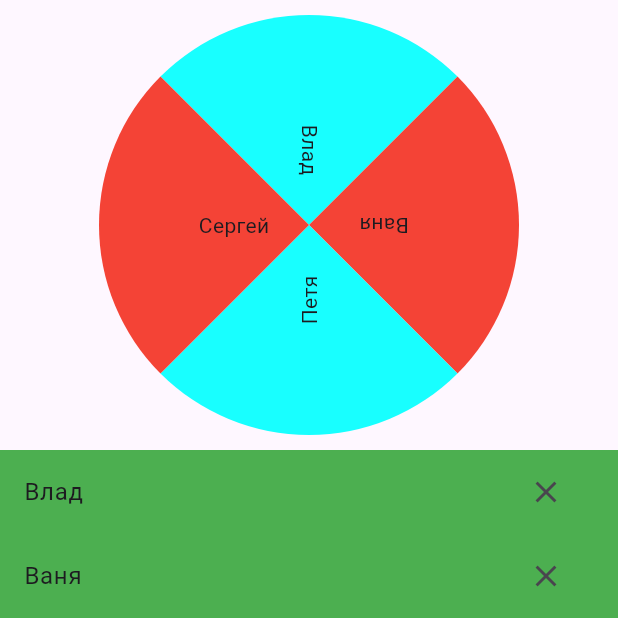
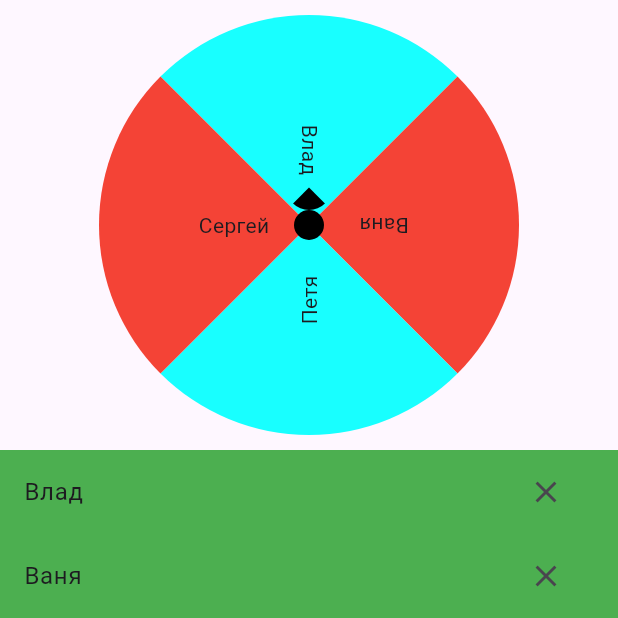
Before and after one commit to MrDalik/Flutter_DZ, a Flutter app: the screen it shows after launch, after a tap on the "refresh" icon, on a phone screen of 412 x 824 dp, the top half of it. Run offline on Flutter 3.47's test engine with Material 3 defaults, Android fonts, the light colour scheme and no system bars.

Commit message:
Вращение работает но нет анимации

```diff
--- a/wheel_of_fortune/lib/pages/random_item_page.dart
+++ b/wheel_of_fortune/lib/pages/random_item_page.dart
@@ -22,8 +22,9 @@ class _RandomItemPageState extends State<RandomItemPage> {
   static const c1 = Color(0xFFFFFF00);
   static const c2 = Color(0xFFD000FF);
   var color = c1;
-  double turns=0;
-  int early_random=0;
+  double turns = 0;
+  int early_random = 0;
+  bool seconds_flag= false;
 
   @override
   void initState() {
@@ -40,11 +41,12 @@ class _RandomItemPageState extends State<RandomItemPage> {
   void _addItem(BuildContext context) {
     showDialog(
         context: context,
-        builder: (context) =>
-            DialogItem(
+        builder: (context) => DialogItem(
               text: '',
               onPressed: (String text) {
                 setState(() {
+                  turns = 0;
+                  early_random = 0;
                   names.add(text);
                 });
               },
@@ -54,17 +56,22 @@ class _RandomItemPageState extends State<RandomItemPage> {
   void _delItem(int index) {
     setState(() {
       names.removeAt(index);
+      turns = 0;
+      early_random = 0;
     });
   }
 
   void _random() {
     setState(() {
+      seconds_flag = false;
       int interrand = Random().nextInt(names.length);
       if (!setnumbersdrawn.contains(interrand)) {
         randomindex = interrand;
         setnumbersdrawn.add(randomindex!);
-        turns += -((1/names.length)*(randomindex!-early_random));
-        early_random=randomindex!;
+        turns += -((1 / names.length) * (randomindex! - early_random) +
+            Random().nextInt(3) +
+            1);
+        early_random = randomindex!;
       } else {
         _random();
       }
@@ -72,10 +79,10 @@ class _RandomItemPageState extends State<RandomItemPage> {
   }
 
   void _changeItem(text, index) {
+    seconds_flag = false;
     showDialog(
         context: context,
-        builder: (context) =>
-            DialogItem(
+        builder: (context) => DialogItem(
               text: names[index],
               onPressed: (String text) {
                 setState(() {
@@ -88,8 +95,9 @@ class _RandomItemPageState extends State<RandomItemPage> {
   void _restart() {
     setState(() {
       setnumbersdrawn.clear();
-      turns=0;
-      early_random=0;
+      seconds_flag= true;
+      turns = 0;
+      early_random = 0;
     });
   }
 
@@ -97,10 +105,34 @@ class _RandomItemPageState extends State<RandomItemPage> {
   Widget build(BuildContext context) {
     return Scaffold(
       body: Column(children: [
-          AnimatedRotation(
-          turns: turns,
-          duration: const Duration(seconds: 1),
-          child: Circle(names: names,),),
+        Stack(
+          alignment: Alignment.center,
+          children: [
+            AnimatedRotation(
+              turns: turns,
+              curve: Curves.easeInOutCirc,
+              duration: Duration(seconds:seconds_flag?0:7),
+              child: Circle(
+                names: names,
+              ),
+            ),
+            CustomPaint(
+                painter: SectorPainter(
+                    color: Colors.black, radius: 10, angle: 2 * pi)),
+            Column(
+              mainAxisSize: MainAxisSize.min,
+              children: [
+                Transform.rotate(
+                  angle: pi,
+                  child: CustomPaint(
+                      painter: SectorPainter(
+                          color: Colors.black, radius: 15, angle: pi / 2)),
+                ),
+                const SizedBox(height: 50,),
+              ],
+            )
+          ],
+        ),
         Expanded(
           child: ListView.builder(
               itemBuilder: (BuildContext context, int index) {
@@ -109,8 +141,8 @@ class _RandomItemPageState extends State<RandomItemPage> {
                     child: Container(
                       color: setnumbersdrawn.contains(index)
                           ? randomindex == index
-                          ? Colors.red
-                          : Colors.blueGrey
+                              ? Colors.red
+                              : Colors.blueGrey
                           : Colors.green,
                       child: ListTile(
                         title: Text(
```
